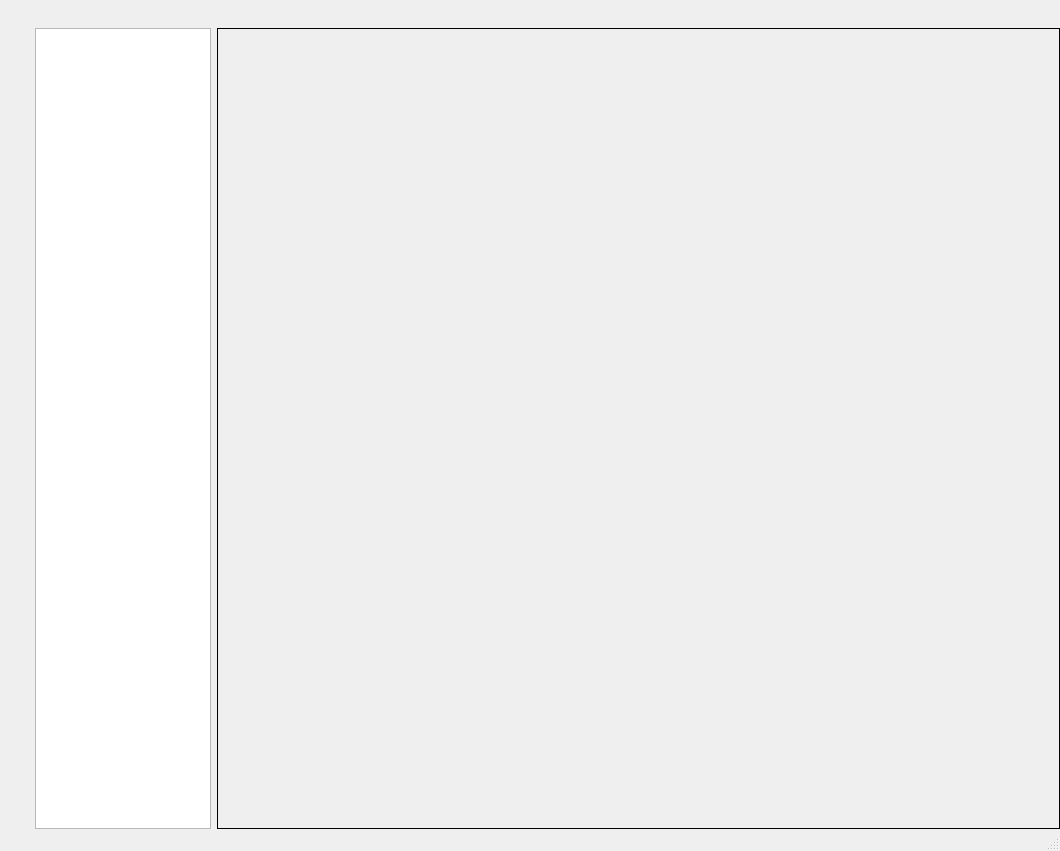
This is src/ui/main_window.ui in Konoszaf1/HardwareGUI as Qt 5 draws it before an edit. The edited form follows.
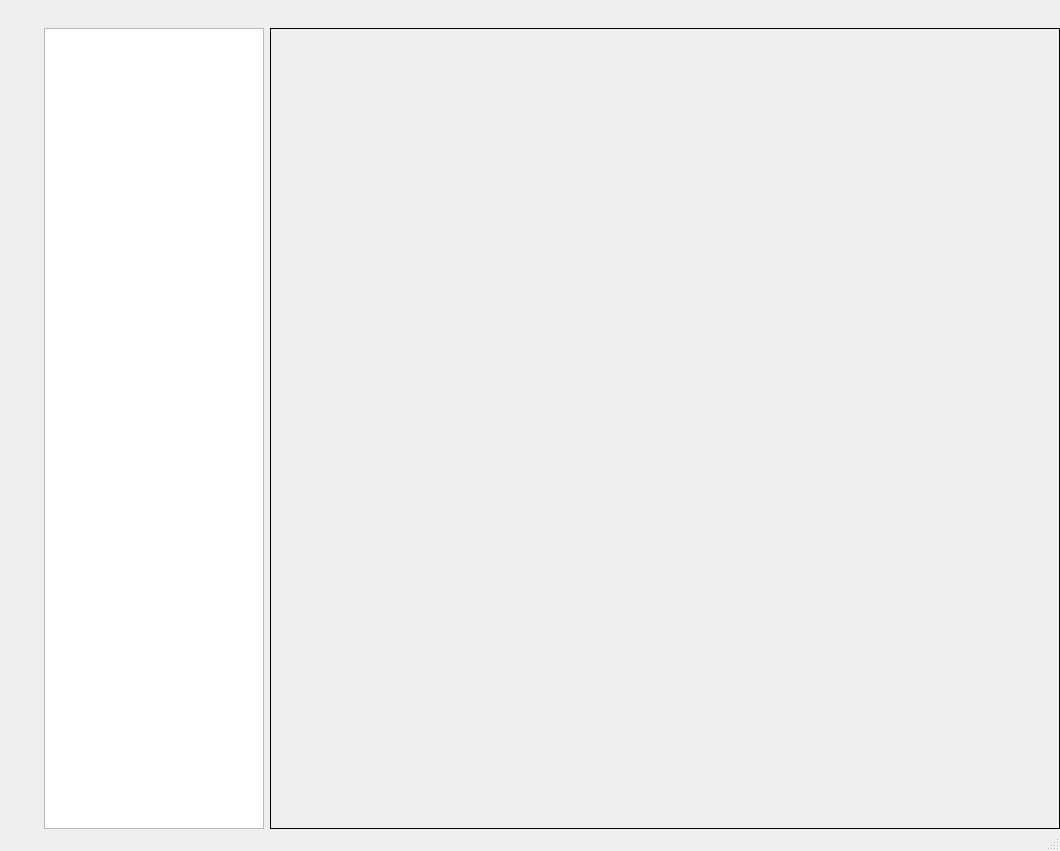
This is the edited form. Icons and pictures are not drawn. Custom widgets are drawn as their Qt base class.

Diff of the .ui file:
```diff
--- a/src/ui/main_window.ui
+++ b/src/ui/main_window.ui
@@ -26,7 +26,7 @@
      <verstretch>0</verstretch>
     </sizepolicy>
    </property>
-   <layout class="QGridLayout" name="gridLayout" rowstretch="1,20" columnstretch="1,4">
+   <layout class="QGridLayout" name="gridLayout" rowstretch="1,20" columnstretch="1,3">
     <property name="leftMargin">
      <number>0</number>
     </property>
```
